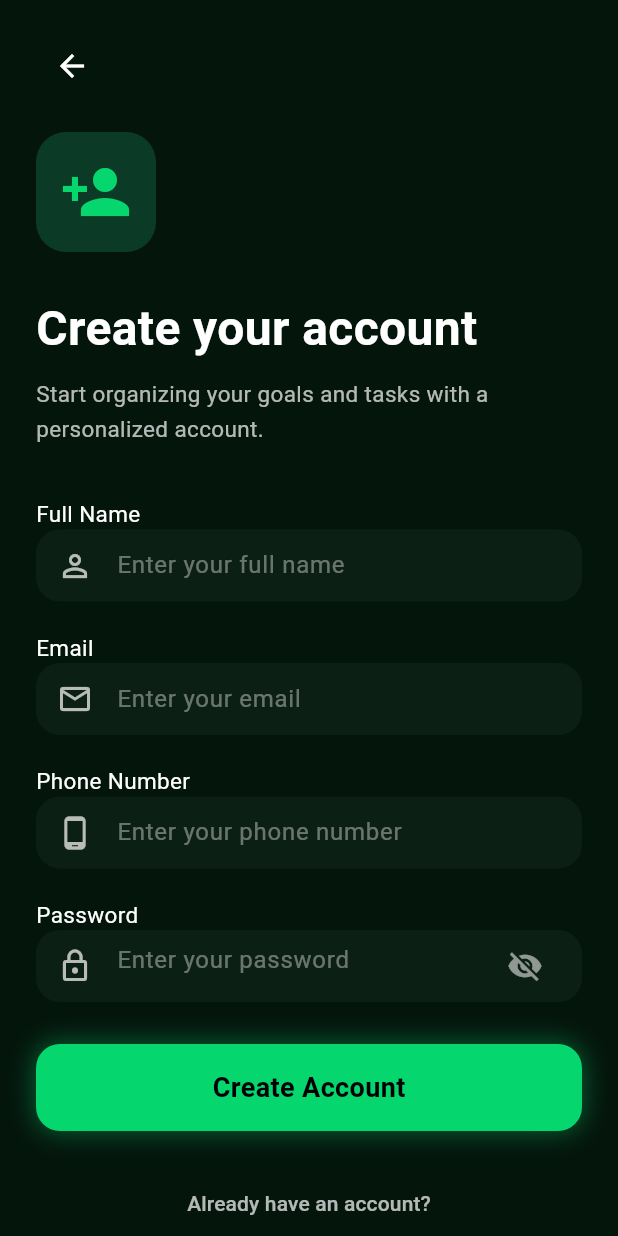
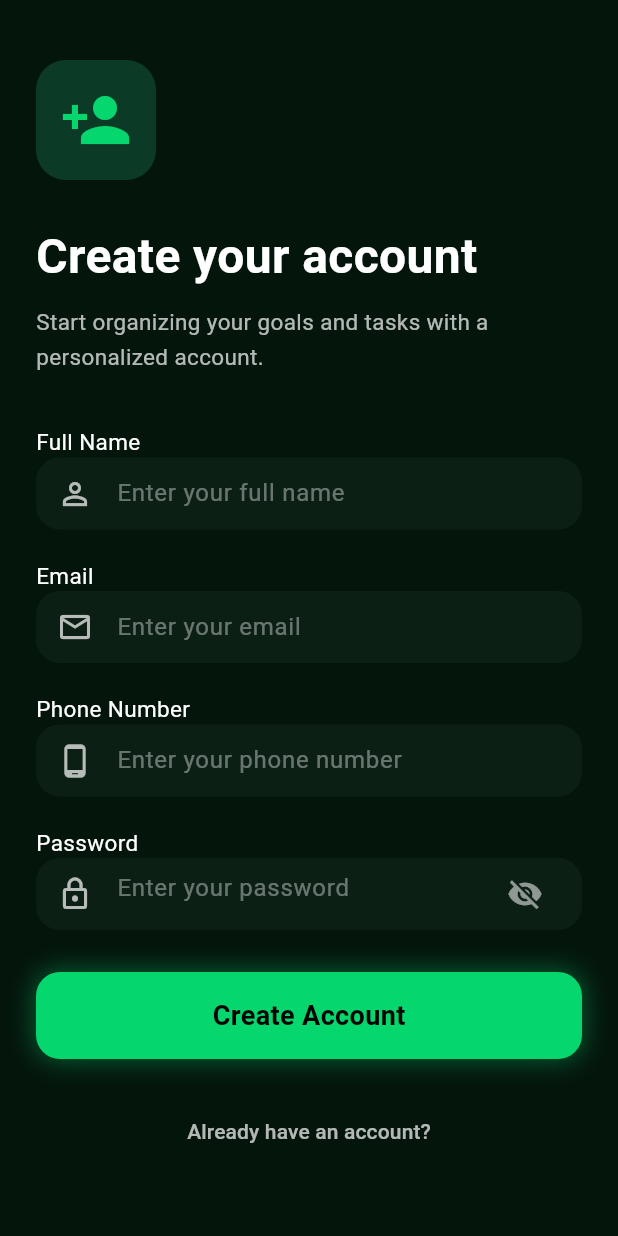
Before and after one commit to koixos/oop-mobile-frontend, a Flutter app: the RegisterPage screen opened directly, on a phone screen of 412 x 824 dp. Run offline on Flutter 3.47's test engine with Material 3 defaults, Android fonts, the phone set to English and light mode, and no system bars; our stand-ins replace fluttertoast, image_picker, shared_preferences; accounts and stored records are empty.

Commit message:
remove redundant button

```diff
--- a/lib/views/auth/pages/register_page.dart
+++ b/lib/views/auth/pages/register_page.dart
@@ -5,7 +5,7 @@ import 'package:sptm/services/auth_service.dart';
 import 'package:sptm/views/auth/pages/login_page.dart';
 
 class RegisterPage extends StatefulWidget {
-  const RegisterPage({ super.key });
+  const RegisterPage({super.key});
 
   @override
   State<RegisterPage> createState() => _RegisterPageState();
@@ -31,7 +31,7 @@ class _RegisterPageState extends State<RegisterPage> {
         nameCtrl.text,
         phoneCtrl.text.trim(),
         emailCtrl.text.trim(),
-          passwdCtrl.text
+        passwdCtrl.text,
       );
 
       if (success) {
@@ -129,10 +129,6 @@ class _RegisterPageState extends State<RegisterPage> {
             child: Column(
               crossAxisAlignment: CrossAxisAlignment.start,
               children: [
-                IconButton(
-                  onPressed: () => Navigator.pop(context),
-                  icon: const Icon(Icons.arrow_back, color: Colors.white),
-                ),
                 const SizedBox(height: 20),
                 Container(
                   width: 80,
@@ -141,8 +137,11 @@ class _RegisterPageState extends State<RegisterPage> {
                     color: const Color(0xFF0B3B26),
                     borderRadius: BorderRadius.circular(20),
                   ),
-                  child: const Icon(Icons.person_add,
-                      color: Color(0xFF06D66E), size: 48),
+                  child: const Icon(
+                    Icons.person_add,
+                    color: Color(0xFF06D66E),
+                    size: 48,
+                  ),
                 ),
                 const SizedBox(height: 28),
                 const Text(
```
Lines whose indentation alone changed are shown as unchanged.
